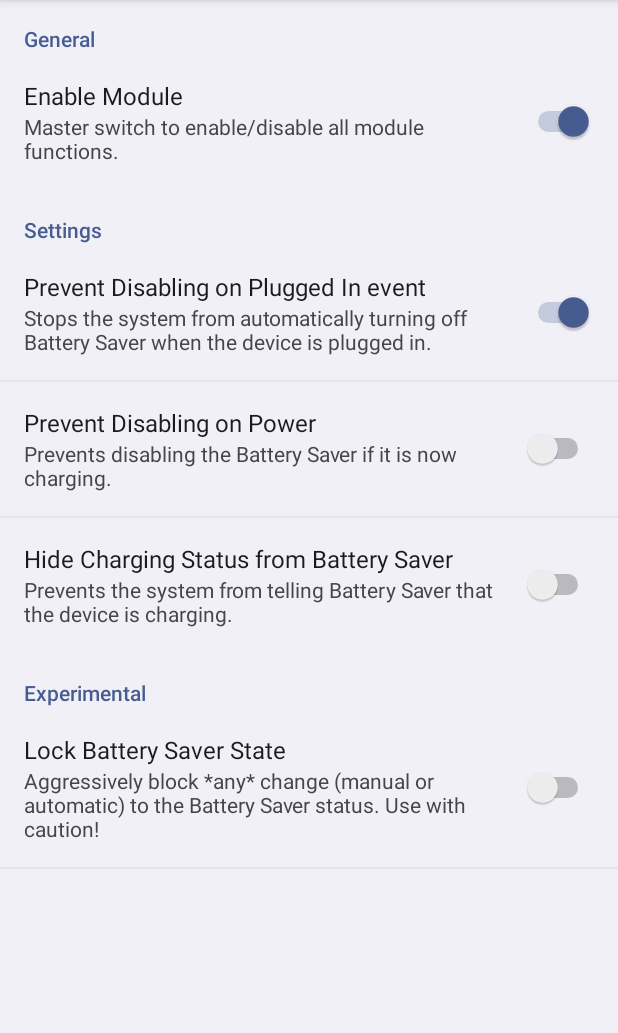
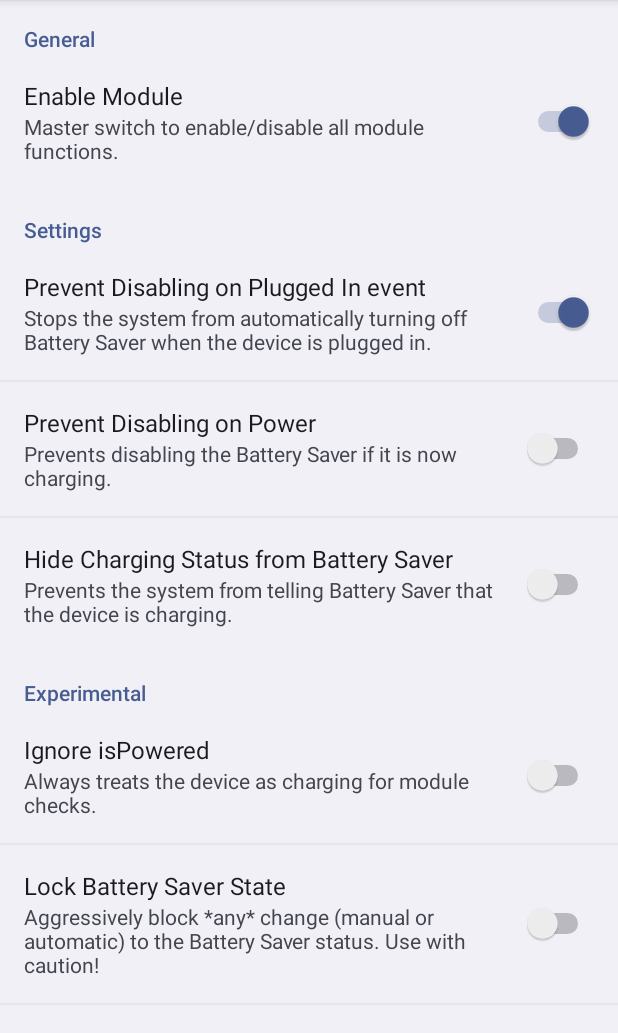
Before and after one commit to icepony/AlwaysBatterySaver, an Android app: the fragment SettingsFragment shown on its own in the app's theme, on a phone screen of 412 x 824 dp, the part 84-1117 px from its top. Run offline under Robolectric (Android 15) with nearby library versions, the phone set to English and light mode, and no system bars.

Commit message:
Add option to bypass charging-state checks

```diff
--- a/app/src/main/java/io/github/icepony/alwaysbatterysaver/MainHook.java
+++ b/app/src/main/java/io/github/icepony/alwaysbatterysaver/MainHook.java
@@ -31,7 +31,7 @@ public class MainHook extends XposedHelper implements IXposedHookLoadPackage {
 
 
         try {
-            isPowered = mIsPoweredField.getBoolean(thisObject);
+            isPowered = prefs.getBoolean("ignore_is_powered", false) || mIsPoweredField.getBoolean(thisObject);
         } catch (IllegalAccessException e) {
             throw new RuntimeException(e);
         }
--- a/app/src/main/res/values/strings.xml
+++ b/app/src/main/res/values/strings.xml
@@ -19,6 +19,8 @@
     <string name="fake_power_summary">Prevents the system from telling Battery Saver that the device is charging.</string>
 
     <string name="category_experimental">Experimental</string>
+    <string name="ignore_is_powered_title">Ignore isPowered</string>
+    <string name="ignore_is_powered_summary">Always treats the device as charging for module checks.</string>
     <string name="lock_any_title">Lock Battery Saver State</string>
     <string name="lock_any_summary">Aggressively block *any* change (manual or automatic) to the Battery Saver status. Use with caution!</string>
     <string name="lock_any_warning_title">Warning: Experimental Feature</string>
--- a/app/src/main/res/xml/prefs.xml
+++ b/app/src/main/res/xml/prefs.xml
@@ -33,6 +33,11 @@
         android:title="@string/category_experimental">
         <SwitchPreference
             android:defaultValue="false"
+            android:key="ignore_is_powered"
+            android:summary="@string/ignore_is_powered_summary"
+            android:title="@string/ignore_is_powered_title" />
+        <SwitchPreference
+            android:defaultValue="false"
             android:key="lock_any"
             android:summary="@string/lock_any_summary"
             android:title="@string/lock_any_title" />
```
